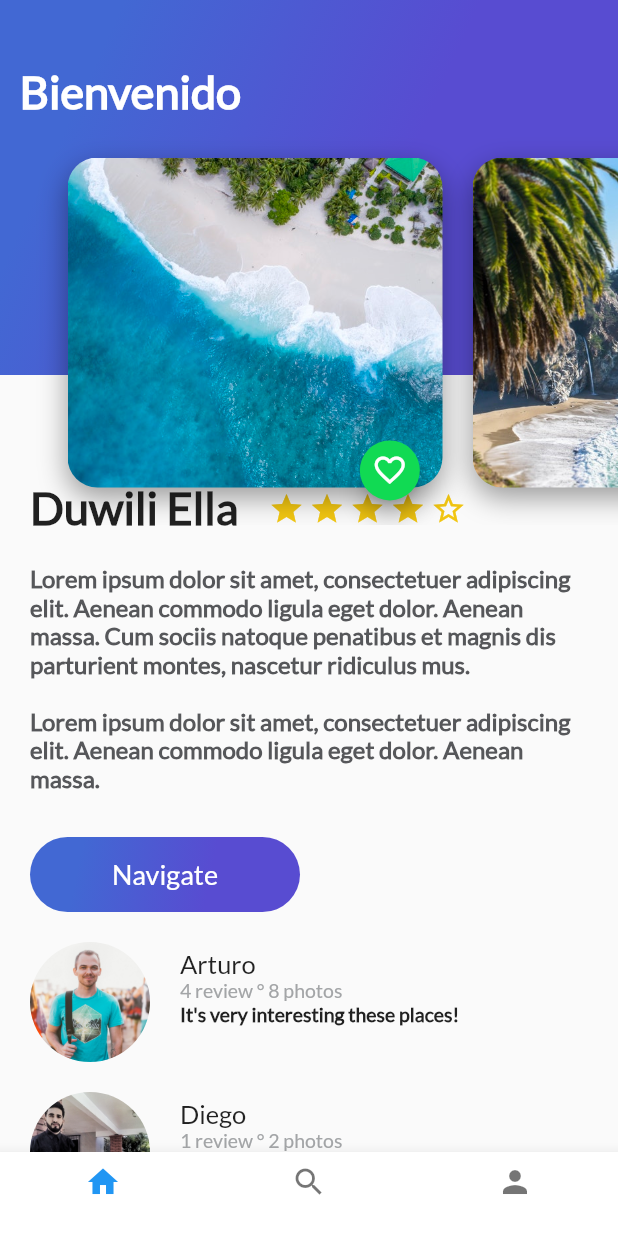
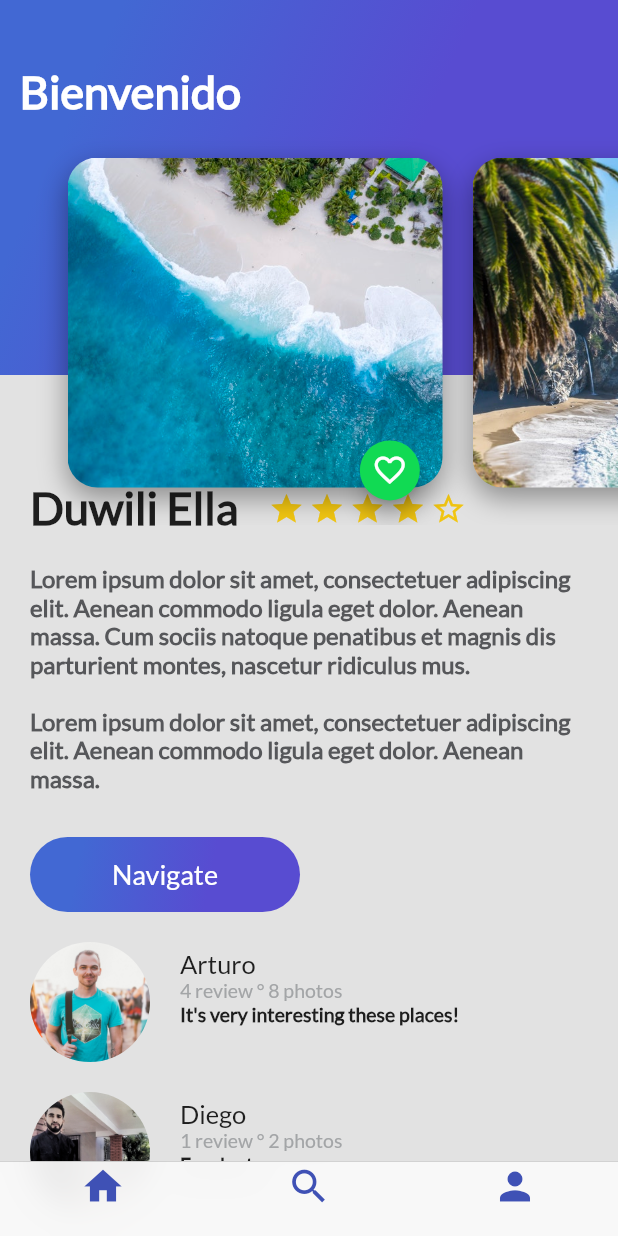
Before and after one commit to du-ulises/Curso-de-Flutter, a Flutter app: the screen it shows after launch, on a phone screen of 412 x 824 dp. Run offline on Flutter 3.47's test engine with Material 2 defaults, Android fonts, the phone set to English and light mode, and no system bars.

Commit message:
Personalizando nuestro BottomNavigation Bar a Cupertino iOS BottomBar

```diff
--- a/platzi_trips_app/lib/main.dart
+++ b/platzi_trips_app/lib/main.dart
@@ -1,5 +1,6 @@
 import 'package:flutter/material.dart';
 import 'platzi_trips.dart';
+import 'platzi_trips_cupertino.dart';
 
 void main() => runApp(MyApp());
 
@@ -21,7 +22,7 @@ class MyApp extends StatelessWidget {
         // is not restarted.
         primarySwatch: Colors.blue,
       ),
-      home: PlatziTrips()
+      home: PlatziTripsCupertino()
       //MyHomePage(title: 'Flutter Demo Home Page'),
     );
   }
--- /dev/null
+++ b/platzi_trips_app/lib/platzi_trips_cupertino.dart
@@ -0,0 +1,42 @@
+import 'package:flutter/material.dart';
+import 'package:flutter/cupertino.dart';
+import 'home_trips.dart';
+import 'search_trips.dart';
+import 'profile_trips.dart';
+
+class PlatziTripsCupertino extends StatelessWidget {
+  @override
+  Widget build(BuildContext context) {
+    // TODO: implement build
+    return Scaffold(
+        bottomNavigationBar: CupertinoTabScaffold(
+      tabBar: CupertinoTabBar(items: [
+        BottomNavigationBarItem(
+            icon: Icon(Icons.home, color: Colors.indigo), title: Text("")),
+        BottomNavigationBarItem(
+            icon: Icon(Icons.search, color: Colors.indigo), title: Text("")),
+        BottomNavigationBarItem(
+            icon: Icon(Icons.person, color: Colors.indigo), title: Text("")),
+      ]),
+      tabBuilder: (BuildContext context, int index) {
+        switch (index) {
+          case 0:
+            return CupertinoTabView(
+              builder: (BuildContext context) => HomeTrips(),
+            );
+            break;
+          case 1:
+            return CupertinoTabView(
+              builder: (BuildContext context) => SearchTrips(),
+            );
+            break;
+          case 2:
+            return CupertinoTabView(
+              builder: (BuildContext context) => ProfileTrips(),
+            );
+            break;
+        }
+      }
+    ));
+  }
+}
```
